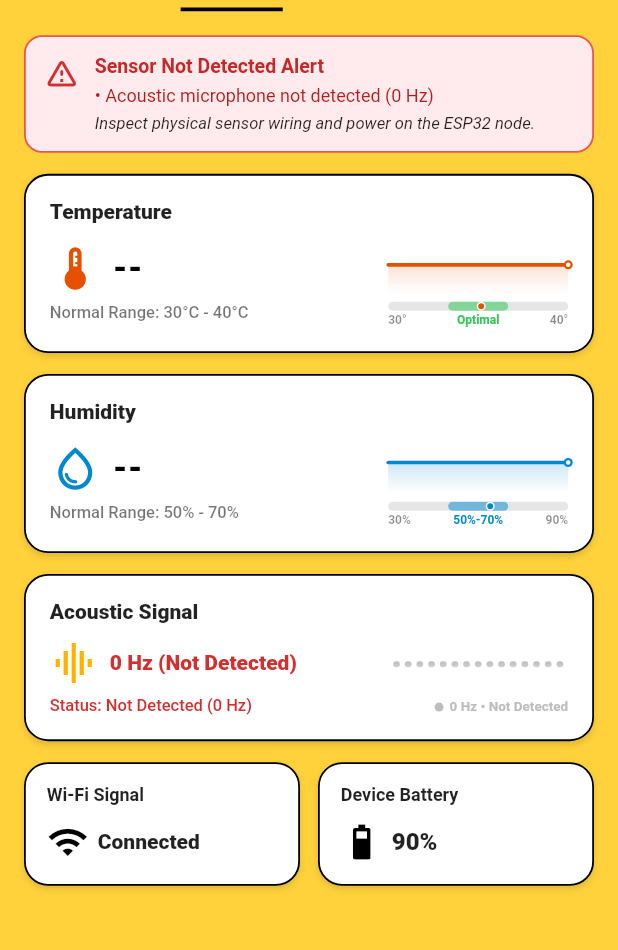
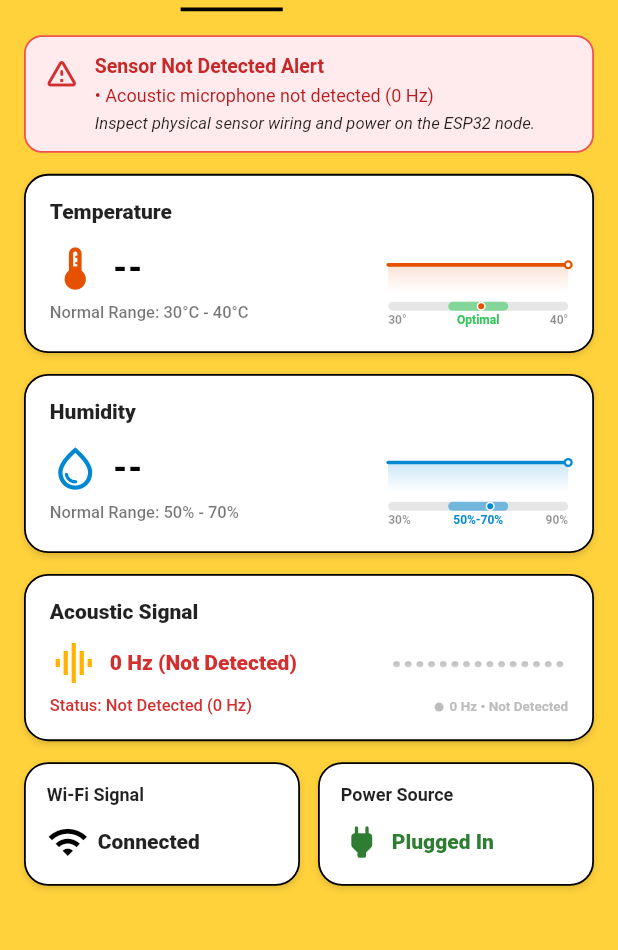
Before and after one commit to jajas-hcdc/BeeWare-CAPSTONE, a Flutter app: the HiveDetailScreen screen opened by its route, swiped to page 2, on a phone screen of 412 x 824 dp, the part 129-1079 px from its top. Run offline on Flutter 3.47's test engine with Material 3 defaults, Android fonts, the phone set to English and light mode, and no system bars; our stand-ins replace cloud_firestore, firebase_auth, firebase_core, firebase_messaging, fl_chart, flutter_local_notifications and 5 more; missing offline and left inert: flutter_sound, mobile_scanner, tflite_flutter; accounts and stored records are empty; network calls fail.

Commit message:
fix: increase RTDB telemetry polling interval to 30s and display Plugged In for wall power

```diff
--- a/lib/main.dart
+++ b/lib/main.dart
@@ -159,8 +159,8 @@ class _MainNavigationState extends State<MainNavigation> {
     super.initState();
     _pageController = PageController(initialPage: _selectedIndex);
 
-    // Start HTTP polling for live ESP32 SQLite telemetry
-    BackendService().startTelemetryPolling(interval: const Duration(seconds: 4));
+    // Start HTTP polling for live ESP32 SQLite telemetry (30s interval to conserve data & battery)
+    BackendService().startTelemetryPolling(interval: const Duration(seconds: 30));
 
     // 0. In-app live sensor & acoustic anomaly notification banner
     _alertSub = AlertService().onAlertTriggered.listen((alert) {
--- a/lib/models/hive_data.dart
+++ b/lib/models/hive_data.dart
@@ -57,7 +57,7 @@ class HiveData {
     required this.acoustic,
     this.acousticStatus = 'Normal',
     this.wifiStatus = 'Connected',
-    this.batteryLevel = '90%',
+    this.batteryLevel = 'Plugged In',
     required this.updated,
     this.signalBars = 4,
     this.explanation =
@@ -341,7 +341,21 @@ class HiveData {
       acoustic: isAcousticZero ? '0 Hz' : acousticRaw,
       acousticStatus: isAcousticZero ? 'Not Detected (0 Hz)' : acousticStatusRaw,
       wifiStatus: data['wifiStatus'] ?? 'Connected',
-      batteryLevel: data['batteryLevel'] ?? '90%',
+      batteryLevel: () {
+        final raw = data['batteryLevel'] ?? data['battery_level'] ?? data['power_source'] ?? data['battery_status'];
+        if (raw == null) return 'Plugged In';
+        final str = raw.toString().trim();
+        if (str.toLowerCase().contains('plug') ||
+            str.toLowerCase().contains('outlet') ||
+            str.toLowerCase().contains('ac') ||
+            str == '100' ||
+            str == '100%' ||
+            str == '0' ||
+            str == '0%') {
+          return 'Plugged In';
+        }
+        return str.endsWith('%') ? str : '$str%';
+      }(),
       updated: data['updated'] ?? 'Just now',
       signalBars: (data['signalBars'] as num?)?.toInt() ?? 4,
       explanation: (data['explanation'] != null &&
--- a/lib/screens/hive_detail_screen.dart
+++ b/lib/screens/hive_detail_screen.dart
@@ -885,26 +885,45 @@ class _HiveDetailScreenState extends State<HiveDetailScreen> {
             ),
             const SizedBox(width: 12),
             Expanded(
-              child: Container(
+              child: Builder(
+                builder: (context) {
+                  final isPluggedIn = _hive.batteryLevel.toLowerCase().contains('plug');
+                  return Container(
                     padding: const EdgeInsets.all(14.0),
                     decoration: AppStyles.cardDecoration(),
                     child: Column(
                       crossAxisAlignment: CrossAxisAlignment.start,
                       children: [
-                    const Text('Device Battery', style: TextStyle(fontSize: 12, fontWeight: FontWeight.bold)),
+                        Text(
+                          isPluggedIn ? 'Power Source' : 'Device Battery',
+                          style: const TextStyle(fontSize: 12, fontWeight: FontWeight.bold),
+                        ),
                         const SizedBox(height: 10),
                         Row(
                           children: [
-                        const Icon(Icons.battery_5_bar, size: 28, color: Colors.black),
+                            Icon(
+                              isPluggedIn ? Icons.power_rounded : Icons.battery_5_bar,
+                              size: 28,
+                              color: isPluggedIn ? const Color(0xFF2E7D32) : Colors.black,
+                            ),
                             const SizedBox(width: 6),
-                        Text(
+                            Expanded(
+                              child: Text(
                                 _hive.batteryLevel,
-                          style: const TextStyle(fontSize: 16, fontWeight: FontWeight.w900),
+                                style: TextStyle(
+                                  fontSize: isPluggedIn ? 14 : 16,
+                                  fontWeight: FontWeight.w900,
+                                  color: isPluggedIn ? const Color(0xFF2E7D32) : Colors.black,
+                                ),
+                                overflow: TextOverflow.ellipsis,
+                              ),
                             ),
                           ],
                         ),
                       ],
                     ),
+                  );
+                },
               ),
             ),
           ],
--- a/lib/services/backend_service.dart
+++ b/lib/services/backend_service.dart
@@ -127,7 +127,7 @@ class BackendService {
   }
 
   /// Starts periodic background polling of telemetry from backend
-  void startTelemetryPolling({Duration interval = const Duration(seconds: 4)}) {
+  void startTelemetryPolling({Duration interval = const Duration(seconds: 30)}) {
     if (_isPolling) return;
     _isPolling = true;
 
```
Also changed, not shown: lib/services/hive_service.dart (+9 -2 lines), 1 other file. Lines whose indentation alone changed are shown as unchanged.
